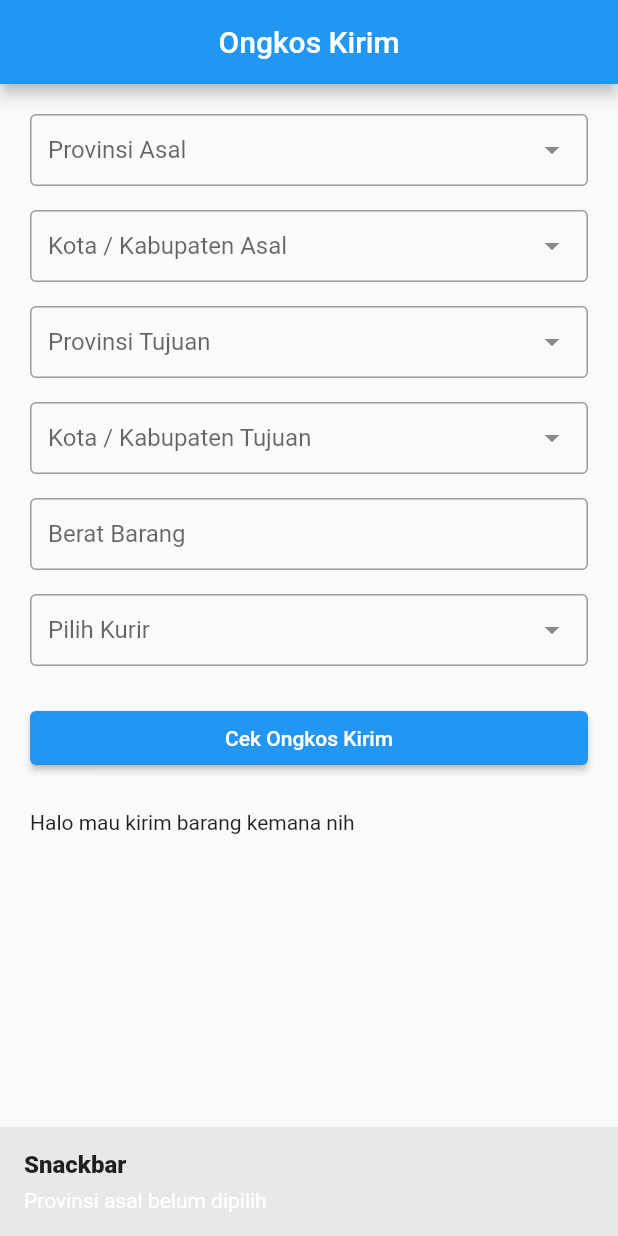
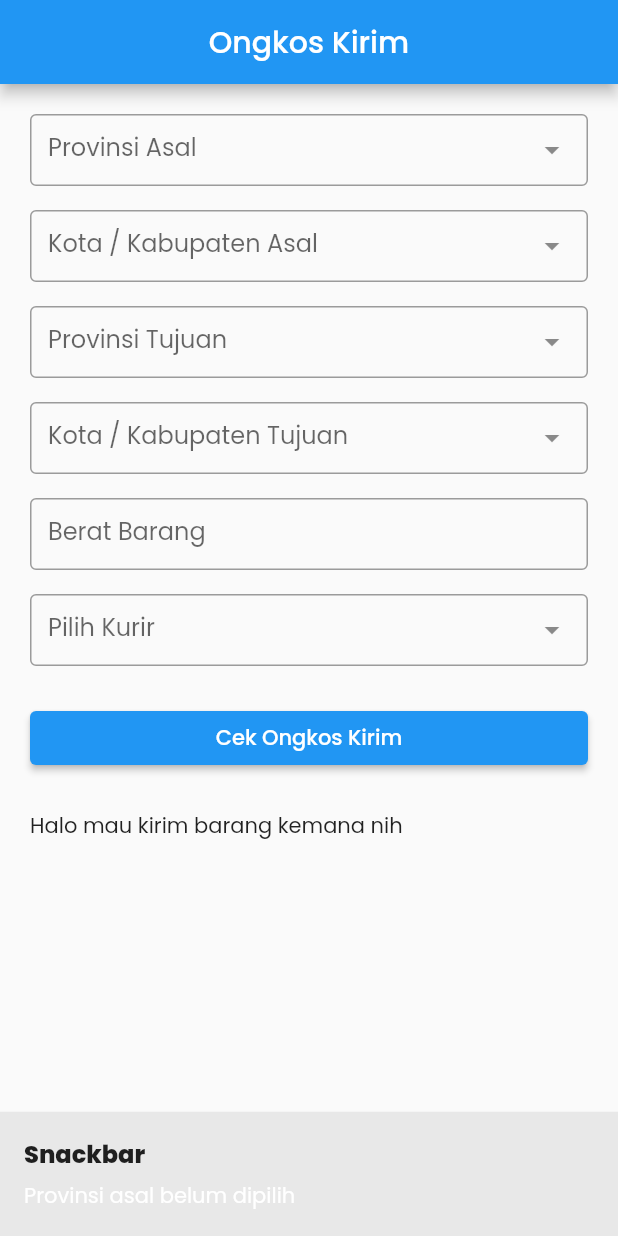
Before and after one commit to aditgocendra/postage_app, a Flutter app: the screen it shows after launch, after a tap on "Cek Ongkos Kirim", on a phone screen of 412 x 824 dp. Run offline on Flutter 3.47's test engine with Material 2 defaults, Android fonts, the phone set to English and light mode, and no system bars; drawn by our look-alikes of dropdown_search; our stand-ins replace either_dart, get, google_fonts; network calls fail; statements that could not run were skipped.

Commit message:
update theme

```diff
--- a/lib/main.dart
+++ b/lib/main.dart
@@ -1,16 +1,35 @@
 import 'package:check_postage_app/app/core/bindings/initial_binding.dart';
 import 'package:flutter/material.dart';
+import 'package:flutter/services.dart';
 import 'package:get/get.dart';
+import 'package:google_fonts/google_fonts.dart';
 import 'app/routes/app_pages.dart';
 
 void main() {
   WidgetsFlutterBinding.ensureInitialized();
-  runApp(
-    GetMaterialApp(
-      title: "Application",
+  runApp(const App());
+}
+
+class App extends StatelessWidget {
+  const App({super.key});
+
+  @override
+  Widget build(BuildContext context) {
+    SystemChrome.setSystemUIOverlayStyle(
+      const SystemUiOverlayStyle(statusBarColor: Colors.transparent),
+    );
+    return GetMaterialApp(
+      title: "Shipp",
       initialBinding: InitializeBinding(),
-      initialRoute: AppPages.INITIAL,
+      initialRoute: AppPages.initial,
       getPages: AppPages.routes,
-    ),
-  );
+      theme: ThemeData(
+        textTheme: GoogleFonts.poppinsTextTheme(
+          Theme.of(context).textTheme.apply(
+                bodyColor: Colors.black87,
+              ),
+        ),
+      ),
+    );
+  }
 }
```
